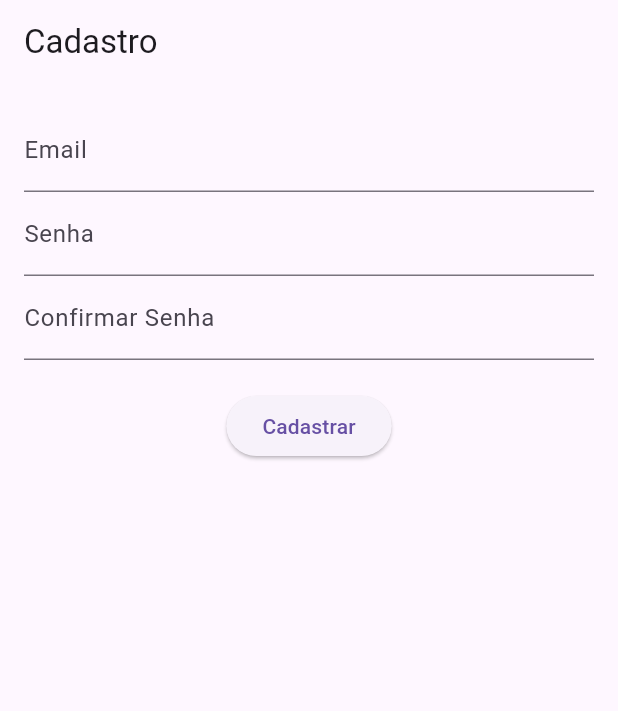
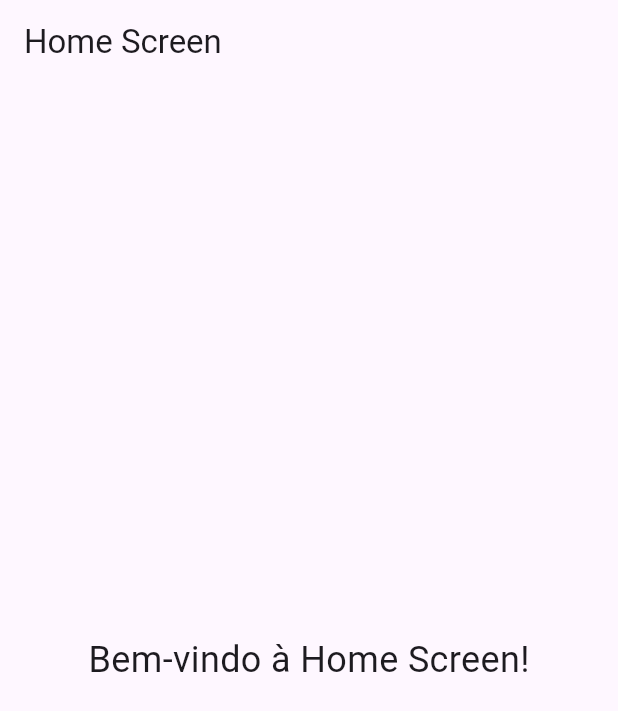
Before and after one commit to ArthurLBSilva/study_master, a Flutter app: the screen it shows once a user with an empty profile is signed in, on a phone screen of 412 x 824 dp. Shown: the top 711 px of the screen. Run offline on Flutter 3.47's test engine with Material 3 defaults, Android fonts, the light colour scheme and no system bars; our stand-ins replace firebase_auth, firebase_core, google_sign_in; accounts and stored records are empty.

```diff
--- a/lib/main.dart
+++ b/lib/main.dart
@@ -1,5 +1,6 @@
 import 'package:flutter/material.dart';
 import 'package:firebase_core/firebase_core.dart';
+import 'package:study_master/screens/home_screen.dart';
 import 'package:study_master/screens/login_screen.dart';
 import 'package:study_master/screens/sign_up_screen.dart';
 import 'firebase_options.dart'; // Importando o arquivo gerado pelo Firebase CLI
@@ -34,8 +35,8 @@ class MyApp extends StatelessWidget {
       routes: {
         '/login': (context) => LoginScreen(),
         '/sign-up': (context) => SignUpScreen(), // Tela de Cadastro
+        '/home': (context) => HomeScreen(),
         // '/house': (context) => HouseScreen(),
-        //  '/home': (context) => HomeScreen(),
         //  '/rotina_start': (context) => RotinaStartScreen(),
         //  '/rotina_end': (context) => RotinaEndScreen(),
       },
--- a/lib/screens/auth_state_widget.dart
+++ b/lib/screens/auth_state_widget.dart
@@ -1,6 +1,6 @@
 import 'package:flutter/material.dart';
 import 'package:firebase_auth/firebase_auth.dart';
-import 'package:study_master/screens/sign_up_screen.dart';
+import 'package:study_master/screens/home_screen.dart';
 import 'login_screen.dart';
 
 class AuthStateWidget extends StatelessWidget {
@@ -11,7 +11,7 @@ class AuthStateWidget extends StatelessWidget {
       builder: (context, snapshot) {
         if (snapshot.connectionState == ConnectionState.active) {
           final user = snapshot.data;
-          return user == null ? LoginScreen() : SignUpScreen();
+          return user == null ? LoginScreen() : HomeScreen();
         }
         return Center(child: CircularProgressIndicator());
       },
--- /dev/null
+++ b/lib/screens/home_screen.dart
@@ -0,0 +1,35 @@
+import 'package:flutter/material.dart';
+
+void main() {
+  runApp(MyApp());
+}
+
+class MyApp extends StatelessWidget {
+  @override
+  Widget build(BuildContext context) {
+    return MaterialApp(
+      title: 'Home Screen Example',
+      theme: ThemeData(
+        primarySwatch: Colors.blue,
+      ),
+      home: HomeScreen(),
+    );
+  }
+}
+
+class HomeScreen extends StatelessWidget {
+  @override
+  Widget build(BuildContext context) {
+    return Scaffold(
+      appBar: AppBar(
+        title: Text('Home Screen'),
+      ),
+      body: Center(
+        child: Text(
+          'Bem-vindo à Home Screen!',
+          style: TextStyle(fontSize: 24),
+        ),
+      ),
+    );
+  }
+}
--- a/lib/screens/login_screen.dart
+++ b/lib/screens/login_screen.dart
@@ -1,5 +1,6 @@
 import 'package:flutter/material.dart';
 import 'package:firebase_auth/firebase_auth.dart';
+import 'package:study_master/screens/home_screen.dart';
 import 'package:study_master/screens/sign_up_screen.dart';
 import '../services/auth_service.dart';
 
@@ -87,7 +88,7 @@ class _LoginScreenState extends State<LoginScreen> {
                         context,
                         MaterialPageRoute(
                           builder: (context) =>
-                              SignUpScreen(), // Substitua pelo destino após login
+                              HomeScreen(), // Substitua pelo destino após login
                         ),
                       );
                     }
```
